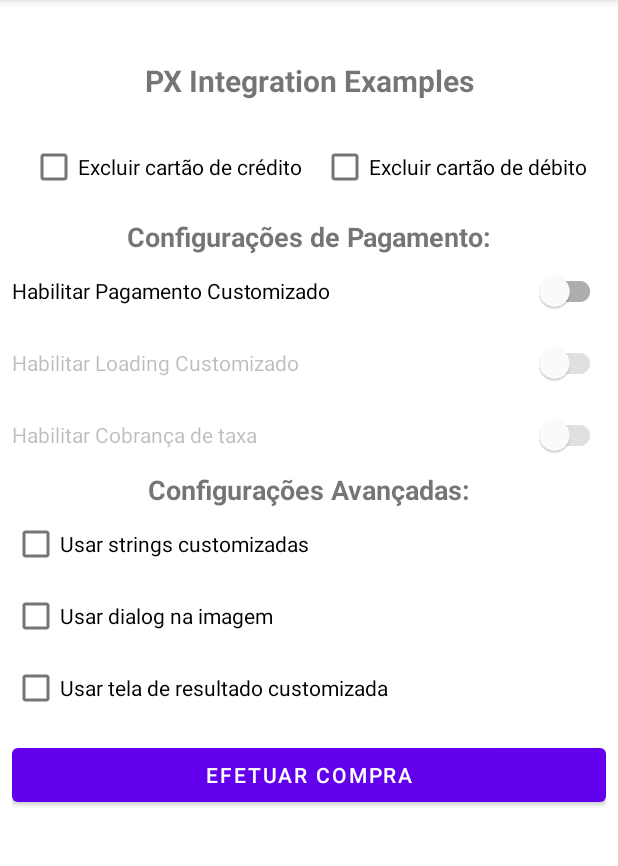
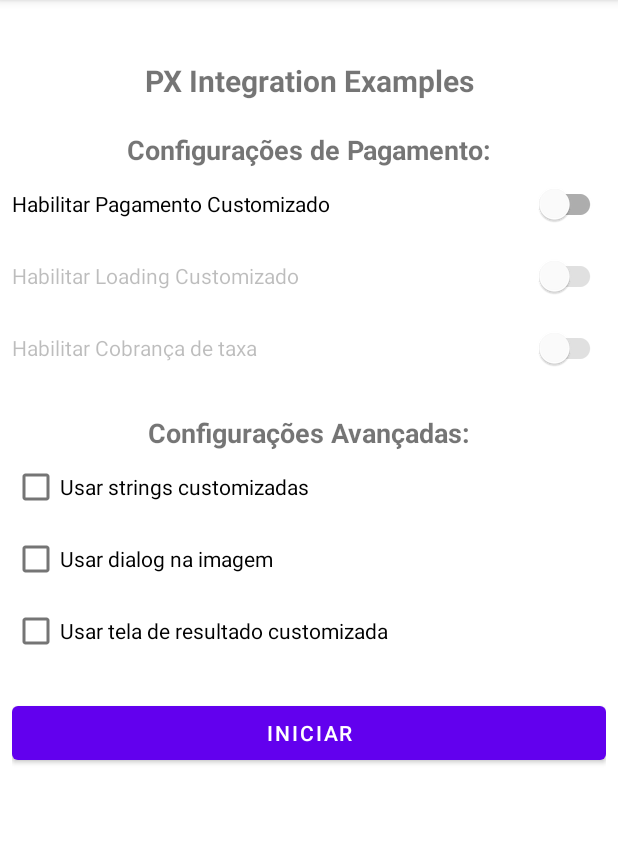
Before and after one commit to cardosodiego/checkoutexample, an Android app: the screen it shows after launch (MainActivity), on a phone screen of 412 x 824 dp, the part 84-950 px from its top. Run offline under Robolectric (Android 15) with nearby library versions, the phone set to English and light mode, and no system bars; libraries missing offline, so code that uses them is left out: com.mercadopago.android; 1 statement that could not run was skipped.

Commit message:
refactoring some files

```diff
--- a/app/src/main/java/com/mercadolivre/checkoutexample/ui/fragment/MainFragment.kt
+++ b/app/src/main/java/com/mercadolivre/checkoutexample/ui/fragment/MainFragment.kt
@@ -24,8 +24,6 @@ class MainFragment : Fragment() {
     }
 
     private lateinit var viewModel: MainViewModel
-    private lateinit var excludeCreditCard: MaterialCheckBox
-    private lateinit var excludeDebitCard: MaterialCheckBox
     private lateinit var useCustomPayment: SwitchMaterial
     private lateinit var useCustomLoading: SwitchMaterial
     private lateinit var addChargeCredit: SwitchMaterial
@@ -47,7 +45,6 @@ class MainFragment : Fragment() {
         super.onViewCreated(view, savedInstanceState)
         viewModel = ViewModelProvider(this).get(MainViewModel::class.java)
         setViewAccessors(view)
-        setExcludeCardCheckBoxListener()
         setPaymentConfigurationListeners()
         setAdvancedConfigurations()
         setBtnStartCheckout()
@@ -56,8 +53,6 @@ class MainFragment : Fragment() {
 
     private fun setViewAccessors(view: View) {
         with(view){
-            excludeCreditCard = findViewById(R.id.exclude_credit_card)
-            excludeDebitCard = findViewById(R.id.exclude_debit_card)
             useCustomPayment = findViewById(R.id.switch_custom_payment)
             useCustomLoading = findViewById(R.id.switch_custom_loading)
             addChargeCredit = findViewById(R.id.switch_charge_credit)
@@ -68,15 +63,6 @@ class MainFragment : Fragment() {
         }
     }
 
-    private fun setExcludeCardCheckBoxListener() {
-        excludeCreditCard.setOnCheckedChangeListener{_, isChecked ->
-            viewModel.excludeCreditCard = isChecked
-        }
-        excludeDebitCard.setOnCheckedChangeListener{_, isChecked ->
-            viewModel.excludeDebitCard = isChecked
-        }
-    }
-
     private fun setPaymentConfigurationListeners() {
         useCustomPayment.setOnCheckedChangeListener { _, isChecked ->
             viewModel.useCustomPaymentProcessor = isChecked
@@ -84,6 +70,7 @@ class MainFragment : Fragment() {
             useCustomLoading.isEnabled = isChecked
             addChargeCredit.isChecked = false
             addChargeCredit.isEnabled = isChecked
+
         }
         useCustomLoading.setOnCheckedChangeListener { _, isChecked ->
             viewModel.useVisualProcessor = isChecked
--- a/app/src/main/java/com/mercadolivre/checkoutexample/util/Credentials.kt
+++ b/app/src/main/java/com/mercadolivre/checkoutexample/util/Credentials.kt
@@ -1,8 +1,6 @@
 package com.mercadolivre.checkoutexample.util
 
 object Credentials {
-    const val DEFAULT_MLA_PAYER_EMAIL = "test_user_57772062@testuser.com"
-    const val DEFAULT_MLA_PAYER_ACCESS_TOKEN = "TEST-59167818174537-051714-0783a516299015743b06c170dca61d51-760781570"
-    const val DEFAULT_MLA_COLLECTOR_PUBLIC_KEY = "TEST-ea69a623-08d8-47c1-bd4e-78cf172243a6"
-    const val DEFAULT_MLA_COLLECTOR_ACCESS_TOKEN = "TEST-324068370355082-051417-105b5a28b3347cb605b3adeb38e28510-759464005"
+    const val DEFAULT_MLA_PAYER_ACCESS_TOKEN = "TEST-982391008451128-040514-b988271bf377ab11b0ace4f1ef338fe6-737303098"
+    const val DEFAULT_MLA_COLLECTOR_PUBLIC_KEY = "TEST-a463d259-b561-45fe-9dcc-0ce320d1a42f"
 }
--- a/app/src/main/res/layout/fragment_main.xml
+++ b/app/src/main/res/layout/fragment_main.xml
@@ -26,38 +26,17 @@
             app:layout_constraintStart_toStartOf="parent"
             app:layout_constraintTop_toTopOf="parent" />
 
-        <com.google.android.material.checkbox.MaterialCheckBox
-            android:id="@+id/exclude_credit_card"
-            android:layout_width="wrap_content"
-            android:layout_height="wrap_content"
-            android:layout_marginTop="20dp"
-            android:text="@string/chk_excluir_cartao"
-            app:layout_constraintEnd_toStartOf="@+id/exclude_debit_card"
-            app:layout_constraintHorizontal_bias="0.5"
-            app:layout_constraintStart_toStartOf="parent"
-            app:layout_constraintTop_toBottomOf="@+id/lblTitle" />
-
-        <com.google.android.material.checkbox.MaterialCheckBox
-            android:id="@+id/exclude_debit_card"
-            android:layout_width="wrap_content"
-            android:layout_height="wrap_content"
-            android:text="@string/chk_excluir_debito"
-            app:layout_constraintEnd_toEndOf="parent"
-            app:layout_constraintHorizontal_bias="0.5"
-            app:layout_constraintStart_toEndOf="@+id/exclude_credit_card"
-            app:layout_constraintTop_toTopOf="@+id/exclude_credit_card" />
-
         <com.google.android.material.textview.MaterialTextView
             android:id="@+id/lbl_payment_configuration"
             android:layout_width="wrap_content"
             android:layout_height="wrap_content"
-            android:textStyle="bold"
-            android:layout_marginTop="10dp"
+            android:layout_marginTop="20dp"
             android:text="@string/title_config_pagamento"
             android:textSize="18sp"
+            android:textStyle="bold"
             app:layout_constraintEnd_toEndOf="parent"
             app:layout_constraintStart_toStartOf="parent"
-            app:layout_constraintTop_toBottomOf="@+id/exclude_credit_card" />
+            app:layout_constraintTop_toBottomOf="@+id/lblTitle" />
 
         <com.google.android.material.switchmaterial.SwitchMaterial
             android:id="@+id/switch_custom_payment"
@@ -89,6 +68,7 @@
             android:id="@+id/lbl_advanced_config"
             android:layout_width="wrap_content"
             android:layout_height="wrap_content"
+            android:layout_marginTop="20dp"
             android:text="@string/lbl_config_avancadas"
             android:textSize="18sp"
             android:textStyle="bold"
@@ -124,10 +104,10 @@
             android:id="@+id/btn_start_checkout"
             android:layout_width="match_parent"
             android:layout_height="wrap_content"
+            android:layout_marginTop="20dp"
             android:text="@string/title_btn_compra"
             app:layout_constraintEnd_toEndOf="parent"
             app:layout_constraintStart_toStartOf="parent"
-            app:layout_constraintTop_toBottomOf="@+id/use_custom_fragment_payment_result"
-            android:layout_marginTop="10dp"/>
+            app:layout_constraintTop_toBottomOf="@+id/use_custom_fragment_payment_result" />
     </androidx.constraintlayout.widget.ConstraintLayout>
 </ScrollView>
--- a/app/src/main/res/values/strings.xml
+++ b/app/src/main/res/values/strings.xml
@@ -16,5 +16,5 @@
     <string name="chk_strings_customizadas">Usar strings customizadas</string>
     <string name="chk_dialog_img">Usar dialog na imagem</string>
     <string name="chk_screen_customized">Usar tela de resultado customizada</string>
-    <string name="title_btn_compra">Efetuar Compra</string>
+    <string name="title_btn_compra">Iniciar</string>
 </resources>
```
Also changed, not shown: app/src/main/java/com/mercadolivre/checkoutexample/viewmodel/MainViewModel.kt (+13 -42 lines).
